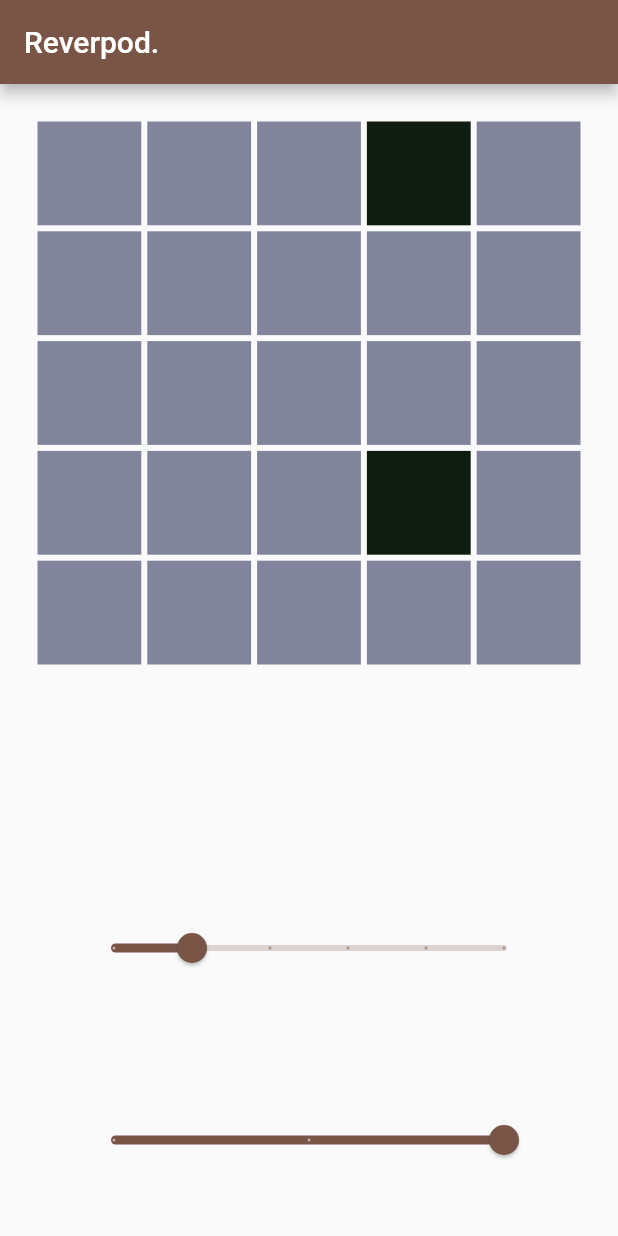
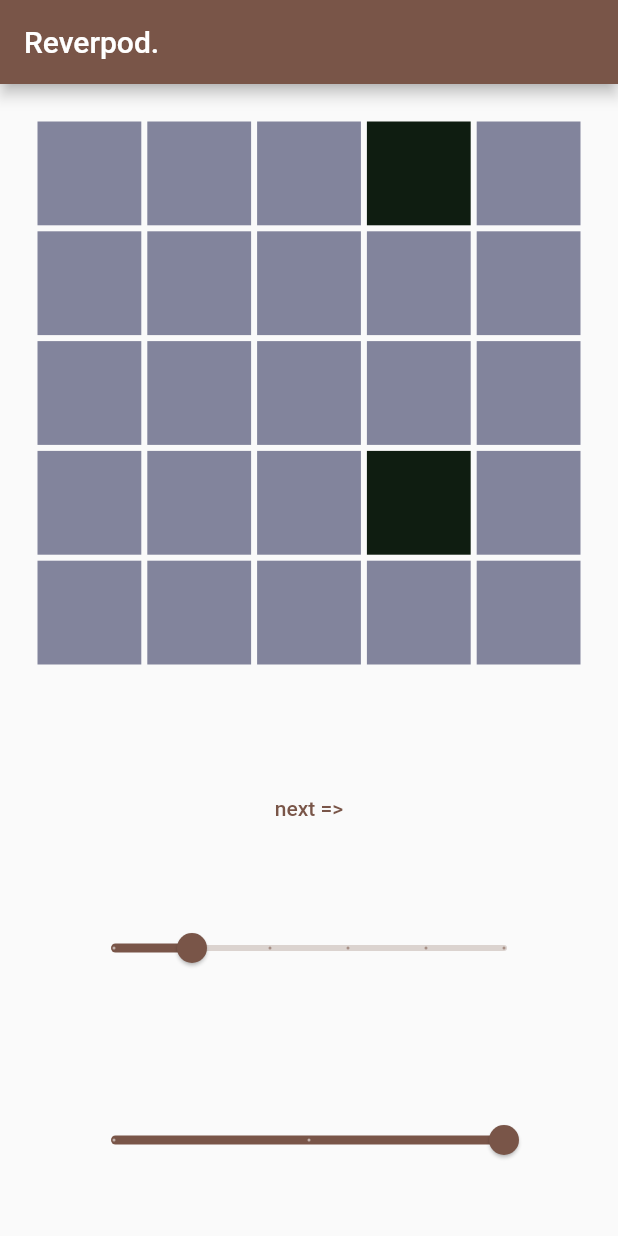
Before and after one commit to yyyoichi/flutter_practice1, a Flutter app: the screen it shows after launch, on a phone screen of 412 x 824 dp. Run offline on Flutter 3.47's test engine with Material 2 defaults, Android fonts, the phone set to English and light mode, and no system bars; our stand-ins replace flutter_riverpod.

Commit message:
とりあえず画面遷移はする

```diff
--- /dev/null
+++ b/lib/components/go_to_game.dart
@@ -0,0 +1,19 @@
+import 'package:flutter/material.dart';
+import 'package:flutter_riverpod/flutter_riverpod.dart';
+
+class GoToGame extends StatelessWidget {
+  const GoToGame({Key? key}) : super(key: key);
+  @override
+  Widget build(BuildContext context) {
+    return Consumer(builder: ((context, ref, child) {
+      // final notifier = ref.watch(riverpodTableProvider.notifier);
+      return Container(
+          margin: const EdgeInsets.symmetric(vertical: 5.0, horizontal: 25.0),
+          child: TextButton(
+              child: const Text("next =>"),
+              onPressed: () {
+                Navigator.pushNamed(context, "/game");
+              }));
+    }));
+  }
+}
--- a/lib/game_setting.dart
+++ b/lib/game_setting.dart
@@ -1,4 +1,5 @@
 import 'package:flutter/material.dart';
+import 'package:flutter_application_1/components/go_to_game.dart';
 import 'package:flutter_application_1/components/setting_field.dart';
 import 'package:flutter_application_1/components/line_num_slider.dart';
 import 'package:flutter_application_1/components/island_num_slider.dart';
@@ -19,6 +20,7 @@ class GameSettingApp extends StatelessWidget {
                   child: Container(
                       margin: const EdgeInsets.all(25.0),
                       child: const SettingField())),
+              const GoToGame(),
               Container(
                 margin: const EdgeInsets.symmetric(
                     vertical: 30.0, horizontal: 25.0),
@@ -61,7 +63,9 @@ class RiverpodTableStateNotifier extends StateNotifier<RiverpodTableState> {
     int maxOfisland = getMaxIsland(num);
     if (maxOfisland < state.positionsOfIsland.length) {
       state = state.copyWith(
-          numOfLines: num, positionsOfIsland: _getPosIsland(maxOfisland, num), maxOfIsland: maxOfisland);
+          numOfLines: num,
+          positionsOfIsland: _getPosIsland(maxOfisland, num),
+          maxOfIsland: maxOfisland);
     } else {
       state = state.copyWith(numOfLines: num, maxOfIsland: maxOfisland);
     }
@@ -70,7 +74,7 @@ class RiverpodTableStateNotifier extends StateNotifier<RiverpodTableState> {
   void onChangeIsland(double n) {
     int num = n.toInt();
     Set<int> posIsland = _getPosIsland(num, state.numOfLines);
-    state = state.copyWith( positionsOfIsland: posIsland);
+    state = state.copyWith(positionsOfIsland: posIsland);
   }
 
   Set<int> _getPosIsland(int num, int numOfLines) {
--- a/lib/main.dart
+++ b/lib/main.dart
@@ -1,4 +1,5 @@
 import 'package:flutter/material.dart';
+import 'package:flutter_application_1/game.dart';
 import 'package:flutter_application_1/game_setting.dart';
 
 void main() {
@@ -20,7 +21,12 @@ class MyApp extends StatelessWidget {
       // theme: ThemeData.from(colorScheme: ColorScheme.fromSwatch(
       //   primarySwatch: Colors.brown,
       // )),
-      home: const GameSettingApp(),
+      // home: const GameSettingApp(),
+      initialRoute: "/",
+      routes: {
+        "/" : (context) => const GameSettingApp(),
+        "/game": (context) => const Game()
+      }
     );
   }
 }
```
Also changed, not shown: lib/game.dart (added, +23 -0 lines).
